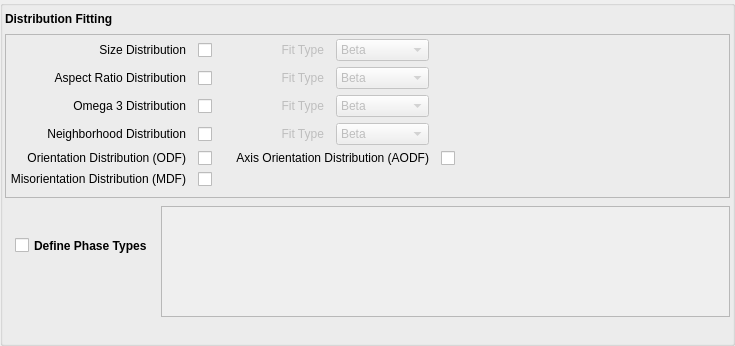
First picture: the form in Source/FilterWidgets/DREAM3DLib/StatisticsFiltersWidgets/QGenerateEnsembleStatisticsWidget.ui, repository BlueQuartzSoftware/DREAM3D, before the edit.
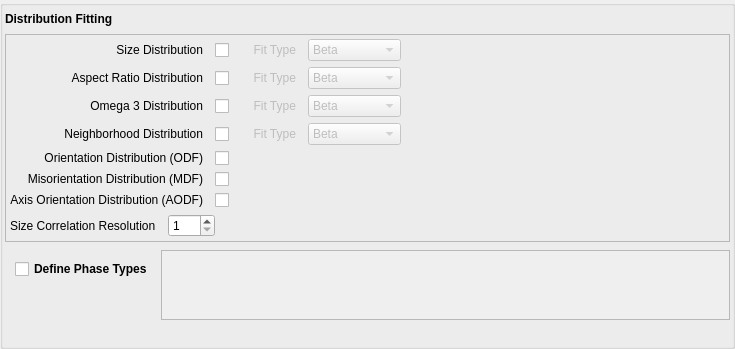
Second picture: the form after the edit. Icons and pictures are not drawn. Custom widgets are drawn as their Qt base class.

Commit message: allowing the user to specify the bin size on generate ensemble statistics, which is similar to letting them set it on the stats generator size distribution tab.

Diff of the .ui file:
```diff
--- a/Source/FilterWidgets/DREAM3DLib/StatisticsFiltersWidgets/QGenerateEnsembleStatisticsWidget.ui
+++ b/Source/FilterWidgets/DREAM3DLib/StatisticsFiltersWidgets/QGenerateEnsembleStatisticsWidget.ui
@@ -395,7 +395,20 @@
           </property>
          </spacer>
         </item>
-        <item row="4" column="3" colspan="2">
+        <item row="3" column="5">
+         <spacer name="horizontalSpacer">
+          <property name="orientation">
+           <enum>Qt::Horizontal</enum>
+          </property>
+          <property name="sizeHint" stdset="0">
+           <size>
+            <width>40</width>
+            <height>20</height>
+           </size>
+          </property>
+         </spacer>
+        </item>
+        <item row="6" column="0">
          <widget class="QLabel" name="label_5">
           <property name="sizePolicy">
            <sizepolicy hsizetype="Preferred" vsizetype="Maximum">
@@ -414,20 +427,7 @@
           </property>
          </widget>
         </item>
-        <item row="3" column="5">
-         <spacer name="horizontalSpacer">
-          <property name="orientation">
-           <enum>Qt::Horizontal</enum>
-          </property>
-          <property name="sizeHint" stdset="0">
-           <size>
-            <width>40</width>
-            <height>20</height>
-           </size>
-          </property>
-         </spacer>
-        </item>
-        <item row="4" column="5">
+        <item row="6" column="1">
          <widget class="QCheckBox" name="calcAODF">
           <property name="sizePolicy">
            <sizepolicy hsizetype="Fixed" vsizetype="Maximum">
@@ -442,6 +442,43 @@
         </item>
        </layout>
       </item>
+      <item>
+       <layout class="QGridLayout" name="gridLayout_3" rowstretch="0" columnstretch="0,0,0" rowminimumheight="0">
+        <property name="horizontalSpacing">
+         <number>12</number>
+        </property>
+        <item row="0" column="0">
+         <widget class="QLabel" name="label_13">
+          <property name="text">
+           <string>Size Correlation Resolution</string>
+          </property>
+         </widget>
+        </item>
+        <item row="0" column="1">
+         <widget class="QSpinBox" name="m_SizeCorrRes">
+          <property name="minimum">
+           <number>1</number>
+          </property>
+          <property name="maximum">
+           <number>999</number>
+          </property>
+         </widget>
+        </item>
+        <item row="0" column="2">
+         <spacer name="horizontalSpacer_3">
+          <property name="orientation">
+           <enum>Qt::Horizontal</enum>
+          </property>
+          <property name="sizeHint" stdset="0">
+           <size>
+            <width>40</width>
+            <height>20</height>
+           </size>
+          </property>
+         </spacer>
+        </item>
+       </layout>
+      </item>
      </layout>
     </widget>
    </item>
```
The commit also changes 4 other files.
